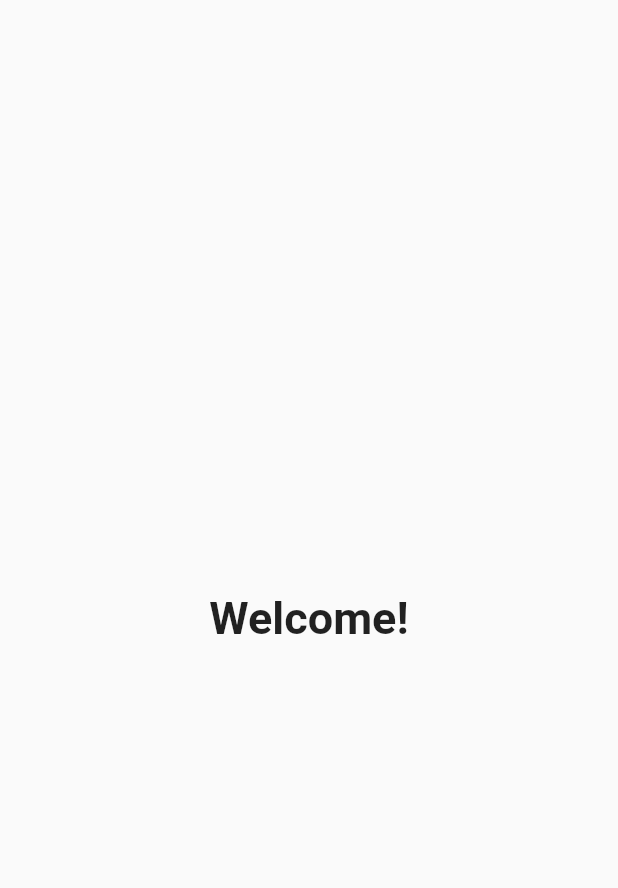
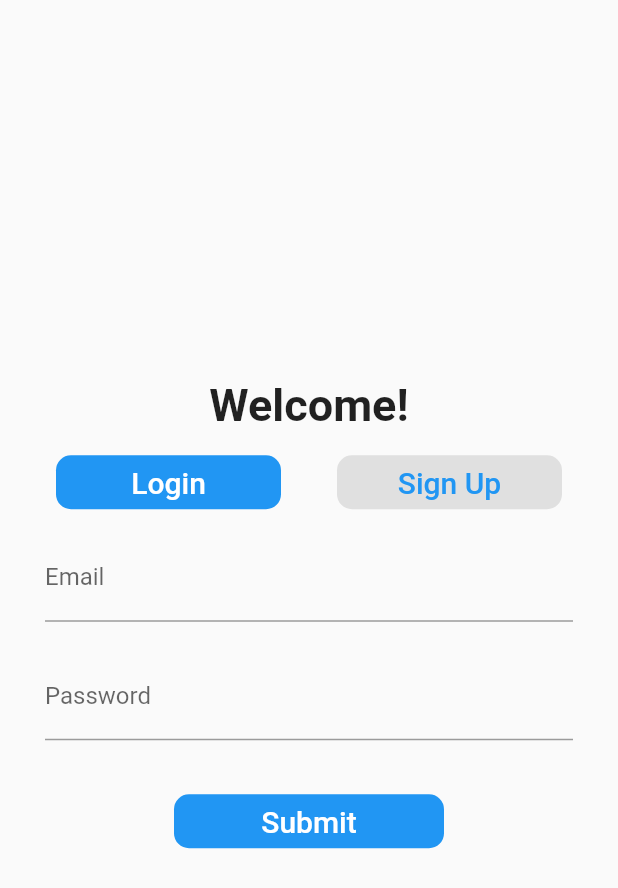
Before and after one commit to Bill-Merickel/immedialert, a Flutter app: the screen it shows after launch, on a phone screen of 412 x 824 dp. Shown: the top 888 px of the screen. Run offline on Flutter 3.47's test engine with Material 2 defaults, Android fonts, the light colour scheme and no system bars; our stand-ins replace cloud_firestore, firebase_auth, firebase_messaging; accounts and stored records are empty.

Commit message:
Setup login/signup screen

```diff
--- a/lib/main.dart
+++ b/lib/main.dart
@@ -28,7 +28,7 @@ class MyApp extends StatelessWidget {
       title: 'Emergency Communication',
       debugShowCheckedModeBanner: false,
       theme: ThemeData(
-        primaryColor: Colors.white,
+        primaryColor: Colors.blue,
       ),
       home: StreamBuilder<FirebaseUser>(
         stream: Provider.of<AuthService>(context, listen: false).user,
--- a/lib/screens/login_screen.dart
+++ b/lib/screens/login_screen.dart
@@ -1,4 +1,7 @@
 import 'package:flutter/material.dart';
+import 'package:emergencycommunication/services/auth_service.dart';
+import 'package:provider/provider.dart';
+import 'package:flutter/services.dart';
 
 class LoginScreen extends StatefulWidget {
   @override
@@ -6,16 +9,204 @@ class LoginScreen extends StatefulWidget {
 }
 
 class _LoginScreenState extends State<LoginScreen> {
+  final _loginFormKey = GlobalKey<FormState>();
+  final _signupFormKey = GlobalKey<FormState>();
+  String _name, _email, _password;
+  int _selectedIndex = 0;
+
+  _buildLoginForm() {
+    return Form(
+      key: _loginFormKey,
+      child: Column(
+        children: <Widget>[
+          _buildEmailTF(),
+          _buildPasswordTF(),
+        ],
+      ),
+    );
+  }
+
+  _buildSignupForm() {
+    return Form(
+      key: _signupFormKey,
+      child: Column(
+        children: <Widget>[
+          _buildNameTF(),
+          _buildEmailTF(),
+          _buildPasswordTF(),
+        ],
+      ),
+    );
+  }
+
+  _buildNameTF() {
+    return Padding(
+      padding: const EdgeInsets.symmetric(
+        horizontal: 30.0,
+        vertical: 10.0,
+      ),
+      child: TextFormField(
+        decoration: const InputDecoration(
+          labelText: 'Name',
+        ),
+        validator: (input) =>
+            input.trim().isEmpty ? 'Please enter a name' : null,
+        // Refactor this
+        onSaved: (input) => _name = input.trim(),
+      ),
+    );
+  }
+
+  _buildEmailTF() {
+    return Padding(
+      padding: const EdgeInsets.symmetric(
+        horizontal: 30.0,
+        vertical: 10.0,
+      ),
+      child: TextFormField(
+        decoration: const InputDecoration(
+          labelText: 'Email',
+        ),
+        validator: (input) =>
+            !input.contains('@') ? 'Please enter a valid email' : null,
+        // Refactor this
+        onSaved: (input) => _email = input,
+      ),
+    );
+  }
+
+  _buildPasswordTF() {
+    return Padding(
+      padding: const EdgeInsets.symmetric(
+        horizontal: 30.0,
+        vertical: 10.0,
+      ),
+      child: TextFormField(
+        decoration: const InputDecoration(
+          labelText: 'Password',
+        ),
+        validator: (input) =>
+            input.length < 6 ? 'Must be at least 6 characters' : null,
+        // Refactor this
+        onSaved: (input) => _password = input,
+        obscureText: true,
+      ),
+    );
+  }
+
+  _submit() async {
+    final authService = Provider.of<AuthService>(context, listen: false);
+    try {
+      if (_selectedIndex == 0 && _loginFormKey.currentState.validate()) {
+        _loginFormKey.currentState.save();
+        await authService.logIn(_email, _password);
+      } else if (_selectedIndex == 1 &&
+          _signupFormKey.currentState.validate()) {
+        _signupFormKey.currentState.save();
+        await authService.signUp(_name, _email, _password);
+      }
+    } on PlatformException catch (err) {
+      _showErrorDialog(err.message);
+      // Create custom error messages
+    }
+  }
+
+  _showErrorDialog(String errorMessage) {
+    showDialog(
+      context: context,
+      builder: (_) {
+        return AlertDialog(
+          title: Text('Error'),
+          content: Text(
+            errorMessage,
+          ),
+          actions: <Widget>[
+            FlatButton(
+              child: Text('Ok'),
+              onPressed: () => Navigator.pop(context),
+            ),
+          ],
+        );
+      },
+    );
+  }
+
   @override
   Widget build(BuildContext context) {
     return Scaffold(
       body: Center(
-        child: Text(
-          'Welcome!',
-          style: TextStyle(
-            fontSize: 30.0,
-            fontWeight: FontWeight.w600,
-          ),
+        child: Column(
+          mainAxisAlignment: MainAxisAlignment.center,
+          children: <Widget>[
+            Text(
+              'Welcome!',
+              style: TextStyle(
+                fontSize: 30.0,
+                fontWeight: FontWeight.w600,
+              ),
+            ),
+            const SizedBox(
+              height: 10.0,
+            ),
+            Row(
+              mainAxisAlignment: MainAxisAlignment.spaceEvenly,
+              children: <Widget>[
+                Container(
+                  width: 150.0,
+                  child: FlatButton(
+                    shape: RoundedRectangleBorder(
+                      borderRadius: BorderRadius.circular(10.0),
+                    ),
+                    color: _selectedIndex == 0 ? Colors.blue : Colors.grey[300],
+                    child: Text(
+                      'Login',
+                      style: TextStyle(
+                        fontSize: 20.0,
+                        color: _selectedIndex == 0 ? Colors.white : Colors.blue,
+                      ),
+                    ),
+                    onPressed: () => setState(() => _selectedIndex = 0),
+                  ),
+                ),
+                Container(
+                  width: 150.0,
+                  child: FlatButton(
+                    shape: RoundedRectangleBorder(
+                      borderRadius: BorderRadius.circular(10.0),
+                    ),
+                    color: _selectedIndex == 1 ? Colors.blue : Colors.grey[300],
+                    child: Text(
+                      'Sign Up',
+                      style: TextStyle(
+                        fontSize: 20.0,
+                        color: _selectedIndex == 1 ? Colors.white : Colors.blue,
+                      ),
+                    ),
+                    onPressed: () => setState(() => _selectedIndex = 1),
+                  ),
+                ),
+              ],
+            ),
+            _selectedIndex == 0 ? _buildLoginForm() : _buildSignupForm(),
+            const SizedBox(height: 20.0),
+            Container(
+              width: 180.0,
+              child: FlatButton(
+                shape: RoundedRectangleBorder(
+                  borderRadius: BorderRadius.circular(10.0),
+                ),
+                color: Colors.blue,
+                child: Text(
+                  'Submit',
+                  style: TextStyle(
+                    color: Colors.white,
+                    fontSize: 20.0,
+                  ),
+                ),
+                onPressed: _submit,
+              ),
+            ),
+          ],
         ),
       ),
     );
--- a/lib/services/auth_service.dart
+++ b/lib/services/auth_service.dart
@@ -11,7 +11,7 @@ class AuthService {
 
   Future<void> signUp(String name, String email, String password) async {
     try {
-      AuthResult authResult = await _auth.signInWithEmailAndPassword(
+      AuthResult authResult = await _auth.createUserWithEmailAndPassword(
         email: email,
         password: password,
       );
```
